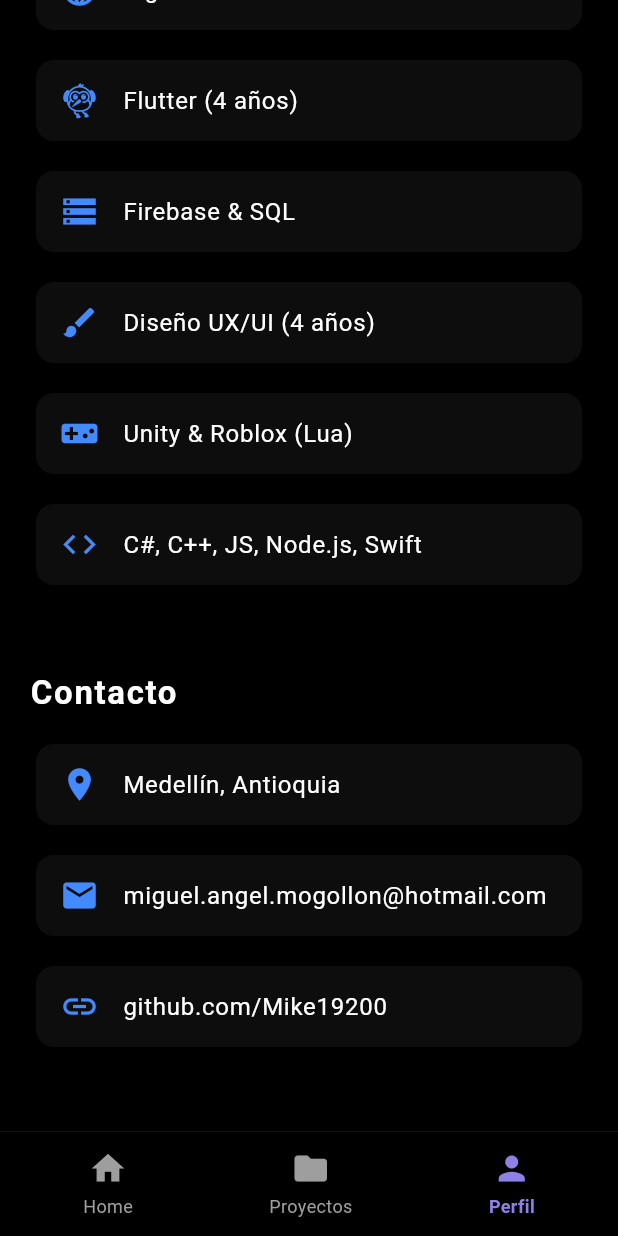
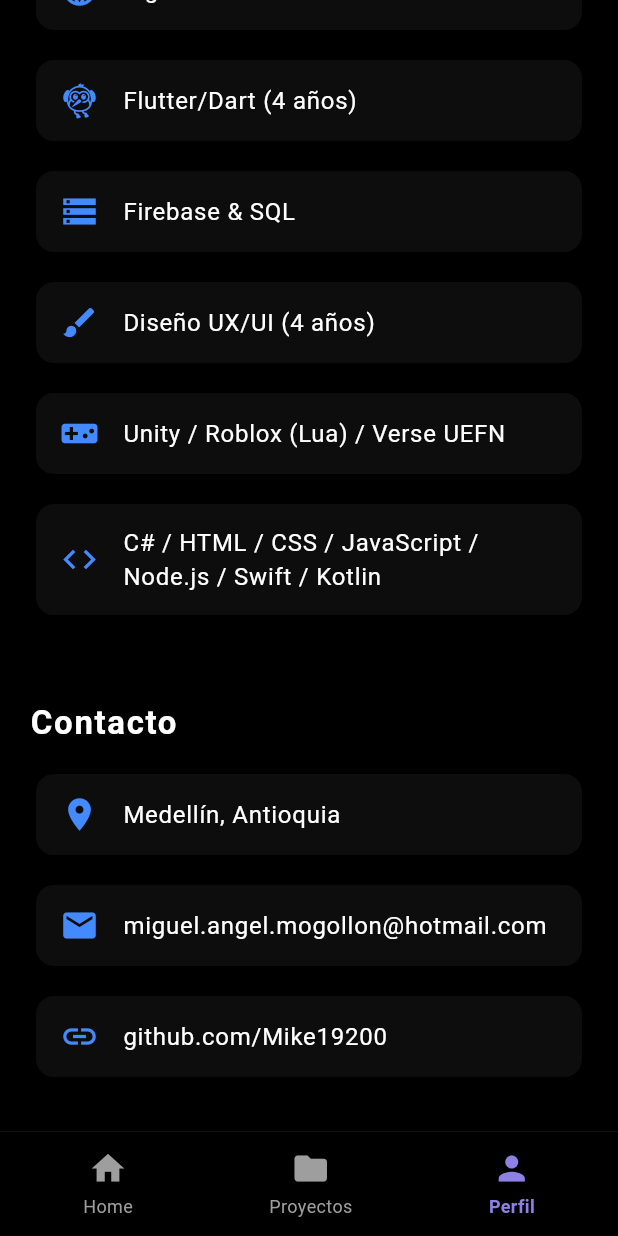
Before and after one commit to Mike19200/Portafolio_Flutter, a Flutter app: the screen it shows after launch, item 3 of the bottom bar chosen, scrolled down 1057 dp, on a phone screen of 412 x 824 dp. Run offline on Flutter 3.47's test engine with Material 3 defaults, Android fonts, the phone set to English and light mode, and no system bars; our stand-ins replace cloud_firestore, firebase_core, video_player; accounts and stored records are empty.

Commit message:
mas cambios

```diff
--- a/lib/Screens/profile_screen_mobile.dart
+++ b/lib/Screens/profile_screen_mobile.dart
@@ -61,12 +61,12 @@ class ProfileScreenMobile extends StatelessWidget {
 
           // Sección Habilidades (Expandida)
           const SectionTitle(title: "Habilidades"),
-          BuildInfoTile(icon: Icons.language, text: "Inglés B2"),
-          BuildInfoTile(icon: Icons.flutter_dash, text: "Flutter (4 años)"),
+          BuildInfoTile(icon: Icons.language, text: "Inglés C1"),
+          BuildInfoTile(icon: Icons.flutter_dash, text: "Flutter/Dart (4 años)"),
           BuildInfoTile(icon: Icons.storage, text: "Firebase & SQL"),
           BuildInfoTile(icon: Icons.brush, text: "Diseño UX/UI (4 años)"),
-          BuildInfoTile(icon: Icons.videogame_asset, text: "Unity & Roblox (Lua)"),
-          BuildInfoTile(icon: Icons.code, text: "C#, C++, JS, Node.js, Swift"),
+          BuildInfoTile(icon: Icons.videogame_asset, text: "Unity / Roblox (Lua) / Verse UEFN"),
+          BuildInfoTile(icon: Icons.code, text: "C# / HTML / CSS / JavaScript / Node.js / Swift / Kotlin"),
 
           const SizedBox(height: 30),
 
--- a/lib/main.dart
+++ b/lib/main.dart
@@ -20,7 +20,7 @@ class PortafolioApp extends StatelessWidget {
   @override
   Widget build(BuildContext context) {
     return MaterialApp(
-      title: 'Mi Portafolio TikTok',
+      title: 'Portafolio MikeDev',
       debugShowCheckedModeBanner: false,
       scrollBehavior: MyCustomScrollBehavior(),
       theme: ThemeData.dark().copyWith(
```
Also changed, not shown: lib/widgets/video_item.dart (+5 -6 lines), 1 other file.
